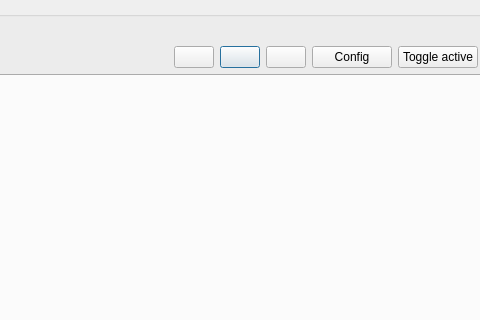
Above: core/ui/toolbars/utilities/mapzone_manager.ui from Giswater/giswater_qgis_plugin before the change; both pictures show x 426 to 906 and y 0 to 320 of the 1185 by 786 pixel window. Below: the same form after it.
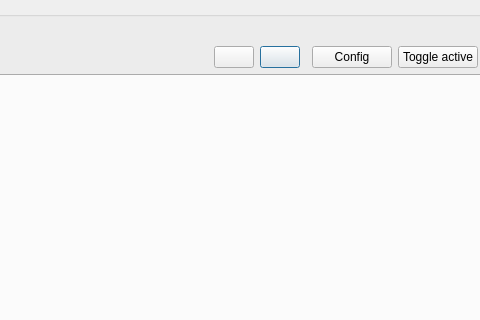
That is the form after the change.

Commit message: feat(mapzone_manager): add mapzone status management and remove unused flood button

```diff
--- a/core/ui/toolbars/utilities/mapzone_manager.ui
+++ b/core/ui/toolbars/utilities/mapzone_manager.ui
@@ -102,13 +102,6 @@
         </property>
        </widget>
       </item>
-      <item row="5" column="6">
-       <widget class="QPushButton" name="btn_flood_from_node">
-        <property name="text">
-         <string/>
-        </property>
-       </widget>
-      </item>
       <item row="4" column="0" colspan="2">
        <widget class="QLabel" name="lbl_mapzone_name">
         <property name="text">
```
Left out of the diff: 1 changed line with no effect on the pictures. The commit also changes 1 other file.
